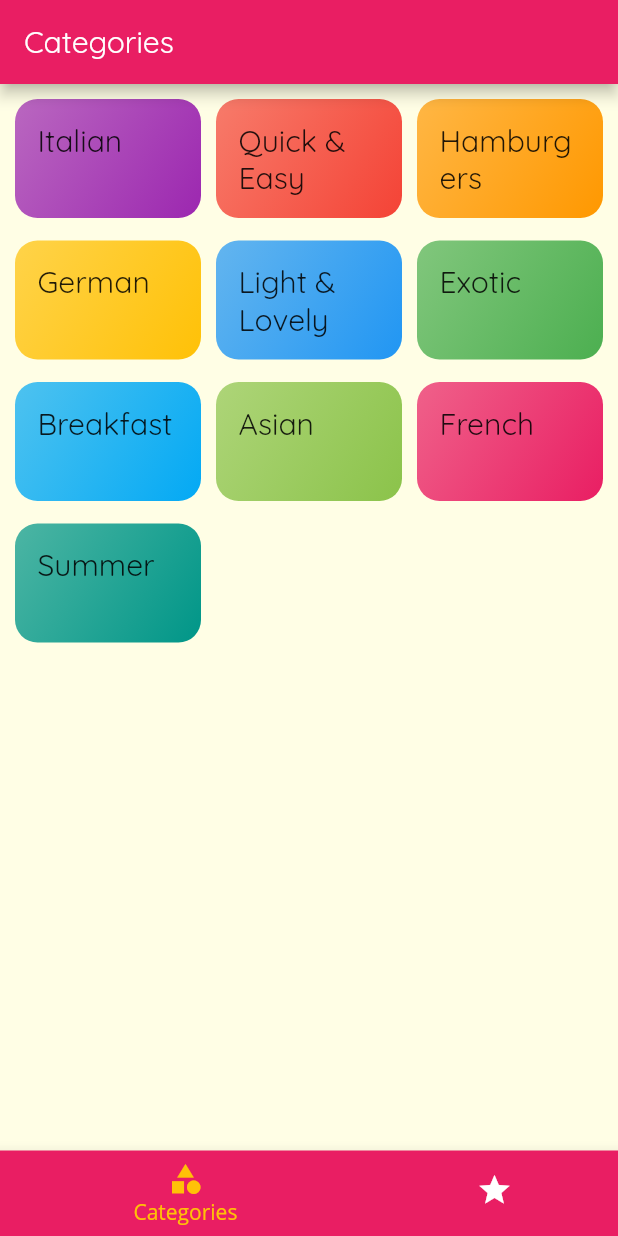
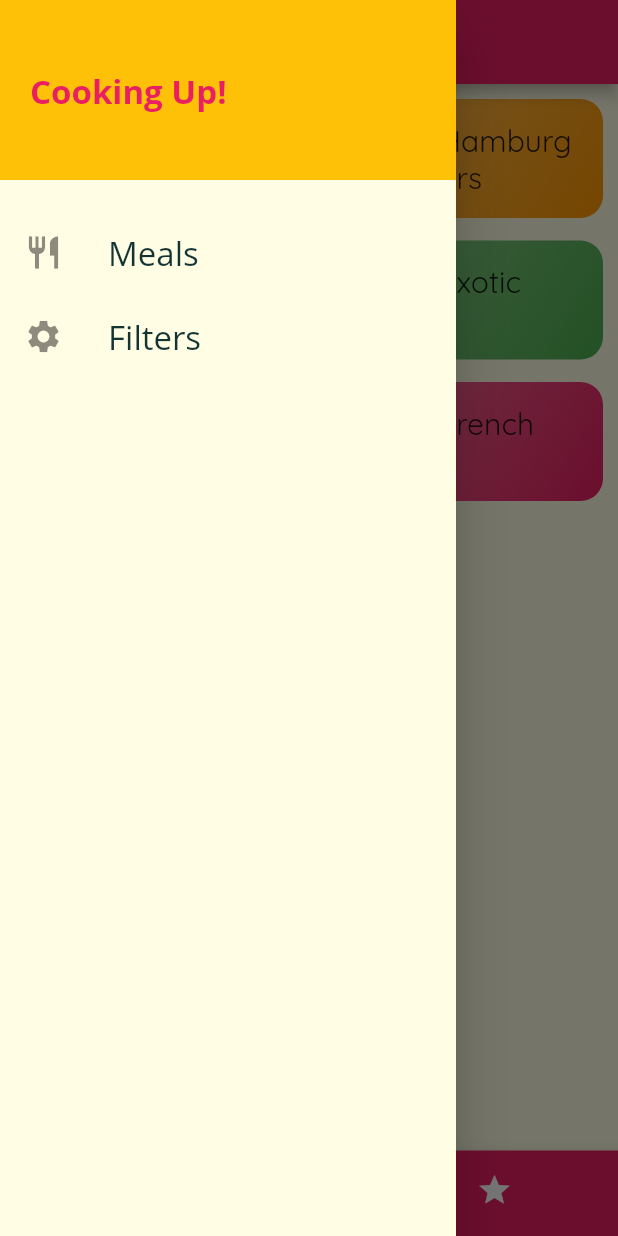
Before and after one commit to lokishengoku/demo_deli_meals, a Flutter app: the screen it shows after launch, with the side drawer open (before the commit the screen has no drawer), on a phone screen of 412 x 824 dp. Run offline on Flutter 3.47's test engine with Material 2 defaults, Android fonts, the phone set to English and light mode, and no system bars.

Commit message:
drawer navigation

```diff
--- a/lib/main.dart
+++ b/lib/main.dart
@@ -1,4 +1,5 @@
 import 'package:delimeals/screens/categories_screen.dart';
+import 'package:delimeals/screens/filters_screen.dart';
 import 'package:delimeals/screens/meal_detail_screen.dart';
 import 'package:delimeals/screens/category_meals_screen.dart';
 import 'package:delimeals/screens/tabs_screen.dart';
@@ -35,6 +36,7 @@ class MyApp extends StatelessWidget {
         '/': (ctx) => TabsScreen(),
         CategoryMealsScreen.routeName: (ctx) => CategoryMealsScreen(),
         MealDetailScreen.routeName: (ctx) => MealDetailScreen(),
+        FiltersScreen.routeName: (ctx) => FiltersScreen(),
       },
       onUnknownRoute: (settings) {
         return MaterialPageRoute(builder: (ctx) => CategoriesScreen());
--- /dev/null
+++ b/lib/screens/filters_screen.dart
@@ -0,0 +1,20 @@
+import 'package:delimeals/widgets/main_drawer.dart';
+import 'package:flutter/material.dart';
+
+class FiltersScreen extends StatelessWidget {
+  static const routeName = '/filters';
+  const FiltersScreen({Key? key}) : super(key: key);
+
+  @override
+  Widget build(BuildContext context) {
+    return Scaffold(
+      appBar: AppBar(
+        title: Text('Filters'),
+      ),
+      drawer: MainDrawer(),
+      body: Center(
+        child: Text('Filters Screen'),
+      ),
+    );
+  }
+}
--- a/lib/screens/meal_detail_screen.dart
+++ b/lib/screens/meal_detail_screen.dart
@@ -79,6 +79,10 @@ class MealDetailScreen extends StatelessWidget {
           ],
         ),
       ),
+      floatingActionButton: FloatingActionButton(
+        child: Icon(Icons.delete),
+        onPressed: () => Navigator.of(context).pop(mealId),
+      ),
     );
   }
 }
--- a/lib/screens/tabs_screen.dart
+++ b/lib/screens/tabs_screen.dart
@@ -1,5 +1,6 @@
 import 'package:delimeals/screens/categories_screen.dart';
 import 'package:delimeals/screens/favorites_screen.dart';
+import 'package:delimeals/widgets/main_drawer.dart';
 import 'package:flutter/material.dart';
 
 class TabsScreen extends StatefulWidget {
@@ -27,6 +28,7 @@ class _TabsScreenState extends State<TabsScreen> {
       appBar: AppBar(
         title: Text(_pages[_selectedPageIndex]['title']),
       ),
+      drawer: MainDrawer(),
       body: _pages[_selectedPageIndex]['page'],
       bottomNavigationBar: BottomNavigationBar(
         onTap: _selectPage,
--- /dev/null
+++ b/lib/widgets/main_drawer.dart
@@ -0,0 +1,54 @@
+import 'package:delimeals/screens/filters_screen.dart';
+import 'package:flutter/material.dart';
+
+class MainDrawer extends StatelessWidget {
+  const MainDrawer({Key? key}) : super(key: key);
+
+  Widget buildListTile(String title, IconData icon, Function onTap) {
+    return ListTile(
+      leading: Icon(
+        icon,
+        size: 26,
+      ),
+      title: Text(
+        title,
+        style: TextStyle(fontFamily: 'OpenSans', fontSize: 22),
+      ),
+      onTap: () => onTap(),
+    );
+  }
+
+  @override
+  Widget build(BuildContext context) {
+    return Drawer(
+      child: Column(
+        children: [
+          Container(
+            height: 120,
+            width: double.infinity,
+            padding: EdgeInsets.all(20),
+            alignment: Alignment.centerLeft,
+            color: Theme.of(context).accentColor,
+            child: Text(
+              'Cooking Up!',
+              style: TextStyle(
+                  fontWeight: FontWeight.w700,
+                  fontSize: 22,
+                  color: Theme.of(context).primaryColor),
+            ),
+          ),
+          SizedBox(
+            height: 20,
+          ),
+          buildListTile('Meals', Icons.restaurant,
+              () => Navigator.of(context).pushReplacementNamed('/')),
+          buildListTile(
+              'Filters',
+              Icons.settings,
+              () => Navigator.of(context)
+                  .pushReplacementNamed(FiltersScreen.routeName)),
+        ],
+      ),
+    );
+  }
+}
```
Also changed, not shown: lib/screens/category_meals_screen.dart (+47 -15 lines), lib/widgets/meal_item.dart (+10 -2 lines).
